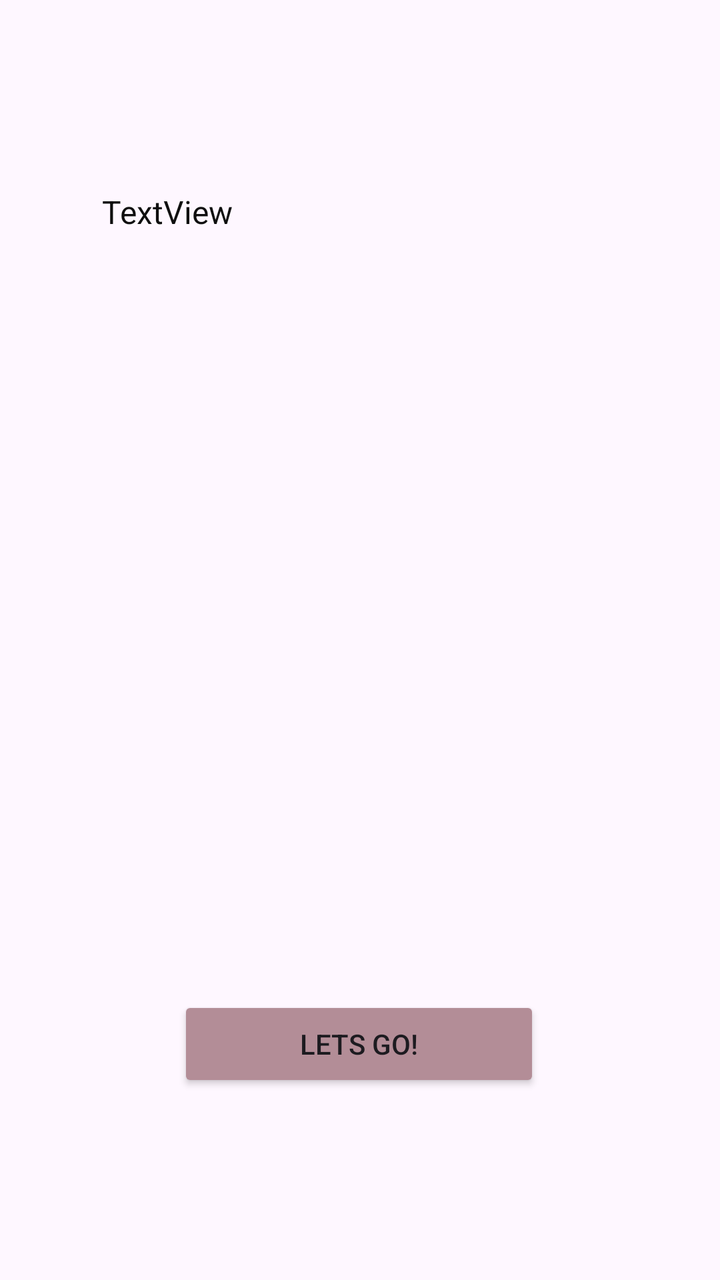
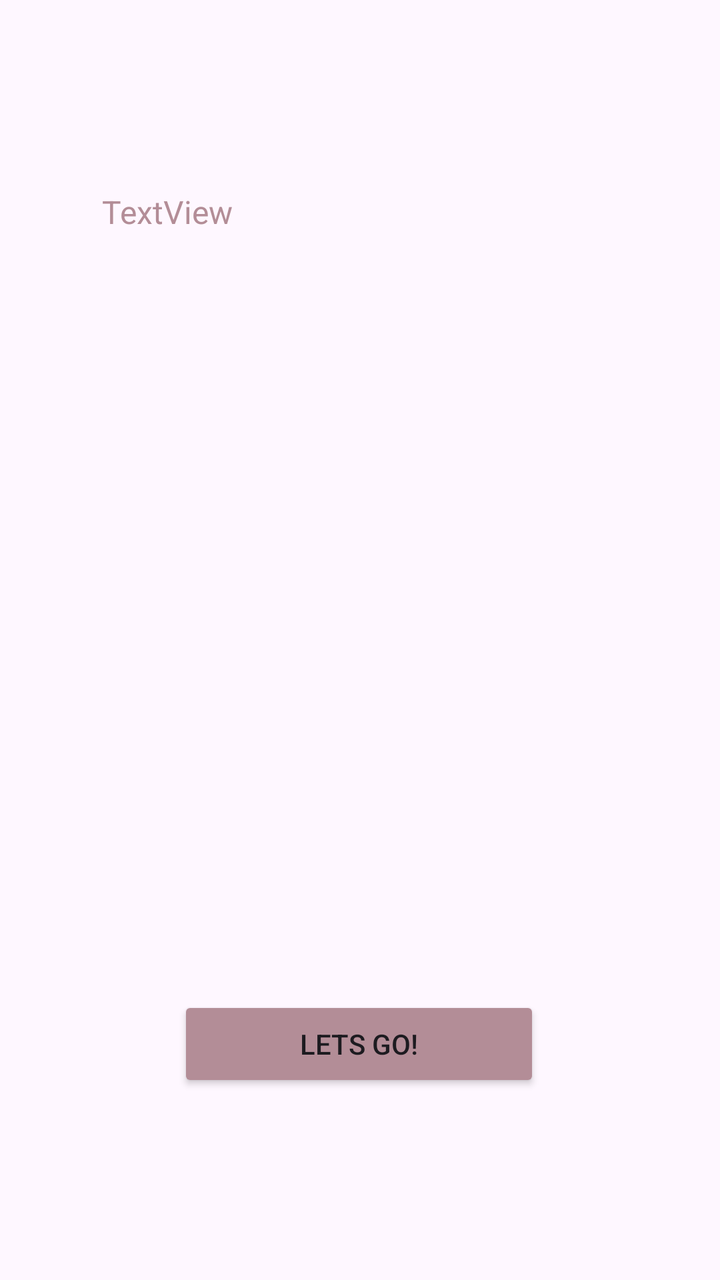

The first picture is an Android layout as it rendered before a commit; the second is the same layout after the commit. The layout source and the unified diff follow.
<!-- AndroidManifest.xml: application theme Theme.IceTask6imad -->
<!-- res/layout/activity_welcome.xml -->
<?xml version="1.0" encoding="utf-8"?>
<androidx.constraintlayout.widget.ConstraintLayout xmlns:android="http://schemas.android.com/apk/res/android"
    xmlns:app="http://schemas.android.com/apk/res-auto"
    xmlns:tools="http://schemas.android.com/tools"
    android:layout_width="match_parent"
    android:layout_height="match_parent"
    android:backgroundTint="#f3f3f3">

    <ImageView
        android:id="@+id/imageView"
        android:layout_width="wrap_content"
        android:layout_height="wrap_content"
        app:layout_constraintStart_toStartOf="parent"
        app:layout_constraintTop_toTopOf="parent" />

    <TextView
        android:id="@+id/textView"
        android:layout_width="0dp"
        android:layout_height="296dp"
        android:layout_marginStart="51dp"
        android:layout_marginTop="95dp"
        android:layout_marginEnd="52dp"
        android:text="TextView"
        android:textAlignment="center"
        android:textColor="#0f0f0f"
        android:textSize="16sp"
        app:layout_constraintEnd_toEndOf="parent"
        app:layout_constraintStart_toStartOf="parent"
        app:layout_constraintTop_toTopOf="parent" />

    <Button
        android:id="@+id/button"
        android:layout_width="0dp"
        android:layout_height="48dp"
        android:layout_marginStart="89dp"
        android:layout_marginEnd="90dp"
        android:layout_marginBottom="94dp"
        android:text="lets go!"
        android:backgroundTint="#b38d97"
        app:layout_constraintBottom_toBottomOf="parent"
        app:layout_constraintEnd_toEndOf="parent"
        app:layout_constraintStart_toStartOf="parent" />

</androidx.constraintlayout.widget.ConstraintLayout>
<!-- resources referenced by this layout -->
<resources>
  <style name="Theme.IceTask6imad" parent="Base.Theme.IceTask6imad" />
  <style name="Base.Theme.IceTask6imad" parent="Theme.Material3.DayNight.NoActionBar">
          
          
      </style>
</resources>

<!-- the commit's change to res/layout/activity_welcome.xml (unified diff, before → after) -->
@@ -5,13 +5,6 @@
     android:layout_width="match_parent"
     android:layout_height="match_parent"
     android:backgroundTint="#f3f3f3">
-
-    <ImageView
-        android:id="@+id/imageView"
-        android:layout_width="wrap_content"
-        android:layout_height="wrap_content"
-        app:layout_constraintStart_toStartOf="parent"
-        app:layout_constraintTop_toTopOf="parent" />
 
     <TextView
         android:id="@+id/textView"
@@ -22,7 +15,7 @@
         android:layout_marginEnd="52dp"
         android:text="TextView"
         android:textAlignment="center"
-        android:textColor="#0f0f0f"
+        android:textColor="#b38d97"
         android:textSize="16sp"
         app:layout_constraintEnd_toEndOf="parent"
         app:layout_constraintStart_toStartOf="parent"
